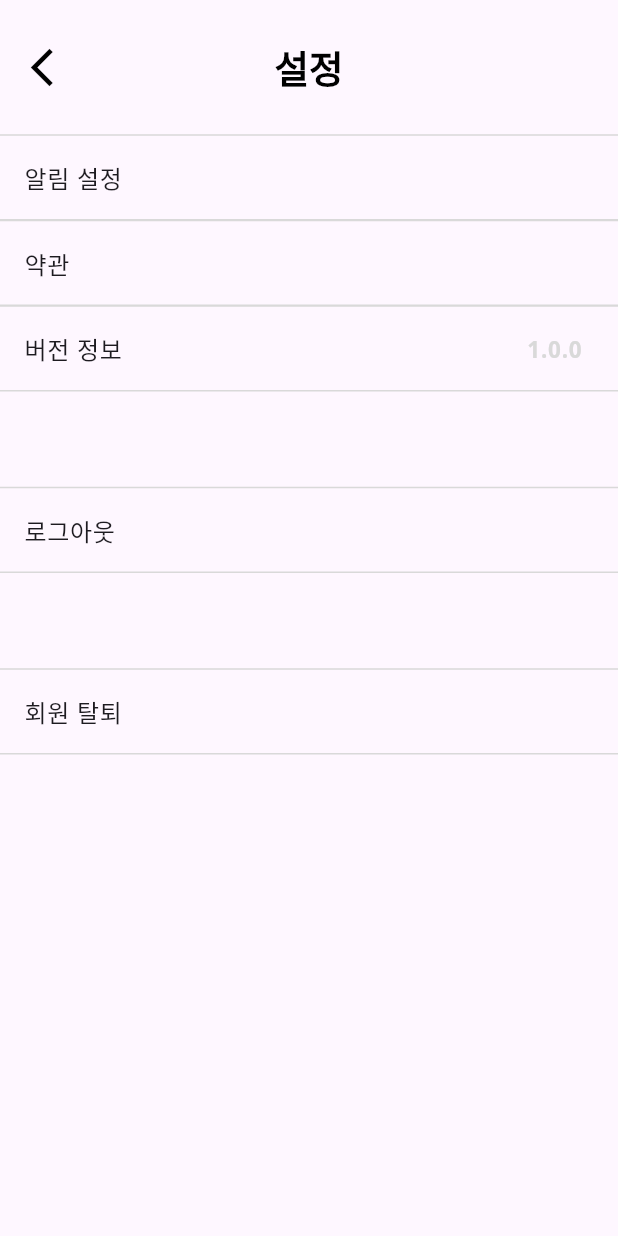
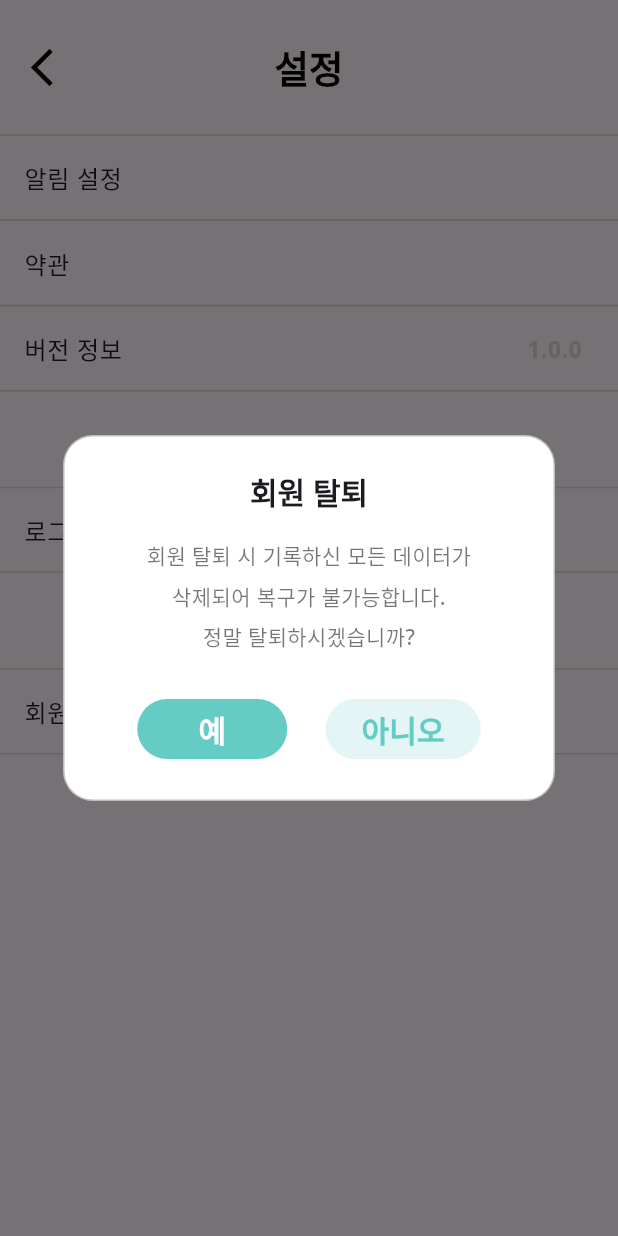
Before and after one commit to SMU-25/frontend, a Flutter app: the SettingsScreen screen opened directly, after a tap on "회원 탈퇴", on a phone screen of 412 x 824 dp. Run offline on Flutter 3.47's test engine with Material 3 defaults, Android fonts, the phone set to English and light mode, and no system bars; our stand-ins replace email_validator.

Commit message:
✨ [Feat] 설정의 로그아웃, 회원 탈퇴 모달 창 UI 구현

```diff
--- /dev/null
+++ b/lib/common/component/yes_or_no_dialog.dart
@@ -0,0 +1,116 @@
+import 'package:flutter/material.dart';
+import 'package:team_project_front/common/const/colors.dart';
+
+class YesOrNoDialog extends StatelessWidget {
+  final String title;
+  final String content;
+  final VoidCallback onPressedYes;
+  final String yesText;
+  final String noText;
+
+
+  const YesOrNoDialog({
+    required this.title,
+    required this.content,
+    required this.onPressedYes,
+    required this.yesText,
+    required this.noText,
+    super.key,
+  });
+
+  @override
+  Widget build(BuildContext context) {
+    return AlertDialog(
+      backgroundColor: Colors.white,
+      shape: RoundedRectangleBorder(
+        borderRadius: BorderRadius.circular(20.0),
+        side: BorderSide(
+          color: Colors.black26,
+          width: 1.0,
+        )
+      ),
+      title: Center(
+        child: Text(
+          title,
+          style: TextStyle(
+            fontWeight: FontWeight.w900,
+            fontSize: 20.0,
+          ),
+        ),
+      ),
+      content: SizedBox(
+        width: 280,
+        child: Text(
+          content,
+          style: TextStyle(
+            height: 1.9,
+            fontSize: 14.0,
+            color: Colors.black54,
+            fontWeight: FontWeight.w500
+          ),
+          textAlign: TextAlign.center,
+        ),
+      ),
+      actions: [
+        Row(
+          mainAxisAlignment: MainAxisAlignment.spaceEvenly,
+          children: [
+            ElevatedButton(
+              style: ElevatedButton.styleFrom(
+                backgroundColor: MAIN_COLOR,
+                shape: RoundedRectangleBorder(
+                  borderRadius: BorderRadius.circular(20.0),
+                ),
+                elevation: 0,
+                minimumSize: Size(100, 40),
+              ).copyWith(
+                overlayColor: WidgetStateProperty.all(Colors.transparent),
+                splashFactory: NoSplash.splashFactory,
+                animationDuration: Duration.zero,
+                shadowColor: WidgetStateProperty.all(Colors.transparent),
+              ),
+              onPressed: () {
+                Navigator.of(context).pop();
+                onPressedYes();
+              },
+              child: Text(
+                yesText,
+                style: TextStyle(
+                  fontSize: 20.0,
+                  fontWeight: FontWeight.w900,
+                  color: Colors.white,
+                ),
+              ),
+            ),
+            ElevatedButton(
+              style: ElevatedButton.styleFrom(
+                backgroundColor: MAIN_COLOR.withValues(alpha: 0.18),
+                shape: RoundedRectangleBorder(
+                  borderRadius: BorderRadius.circular(20.0),
+                ),
+                elevation: 0,
+                minimumSize: Size(100, 40),
+              ).copyWith(
+                overlayColor: WidgetStateProperty.all(Colors.transparent),
+                splashFactory: NoSplash.splashFactory,
+                animationDuration: Duration.zero,
+                shadowColor: WidgetStateProperty.all(Colors.transparent),
+              ),
+              onPressed: () {
+                Navigator.of(context).pop();
+              },
+              child: Text(
+                noText,
+                style: TextStyle(
+                  fontSize: 20.0,
+                  fontWeight: FontWeight.w900,
+                  color: MAIN_COLOR,
+                ),
+              ),
+            )
+          ],
+        )
+      ],
+    );
+  }
+}
--- a/lib/settings/view/settings_screen.dart
+++ b/lib/settings/view/settings_screen.dart
@@ -1,4 +1,5 @@
 import 'package:flutter/material.dart';
+import 'package:team_project_front/common/component/yes_or_no_dialog.dart';
 import 'package:team_project_front/common/const/colors.dart';
 import 'package:team_project_front/settings/component/custom_appbar.dart';
 import 'package:team_project_front/settings/view/notification_settings_screen.dart';
@@ -13,8 +14,8 @@ class SettingsScreen extends StatelessWidget {
       {'title': '알림 설정', 'onTap': () => onPressedNotification(context)},
       {'title': '약관', 'onTap': () => onPressedTerms(context)},
       {'title': '버전 정보', 'trailing': '1.0.0', 'onTap': null},
-      {'title': '로그아웃', 'onTap': () {}},
-      {'title': '회원 탈퇴', 'onTap': () {}},
+      {'title': '로그아웃', 'onTap': () => onPressedLogout(context)},
+      {'title': '회원 탈퇴', 'onTap': () => onPressedWithdraw(context)},
     ];
 
     return Scaffold(
@@ -39,6 +40,39 @@ class SettingsScreen extends StatelessWidget {
   void onPressedNotification(BuildContext context) {
     Navigator.of(context).push(
       MaterialPageRoute(builder: (context) => NotificationSettingsScreen())
+    );
+  }
+
+  void onPressedLogout(BuildContext context) {
+    showDialog(
+      context: context,
+      builder: (context) => YesOrNoDialog(
+        title: '로그아웃',
+        content: '정말 로그아웃 하시겠습니까?',
+        onPressedYes: () {
+          // 로그아웃 처리 로직
+        },
+        yesText: '예',
+        noText: '아니오',
+      ),
+    );
+  }
+
+  void onPressedWithdraw(BuildContext context) {
+    showDialog(
+      context: context,
+      builder: (context) => YesOrNoDialog(
+        title: '회원 탈퇴',
+        content:
+          '회원 탈퇴 시 기록하신 모든 데이터가\n'
+          '삭제되어 복구가 불가능합니다.\n'
+          '정말 탈퇴하시겠습니까?',
+        onPressedYes: () {
+          // 회원 탈퇴 처리 로직
+        },
+        yesText: '예',
+        noText: '아니오',
+      ),
     );
   }
 }
```
